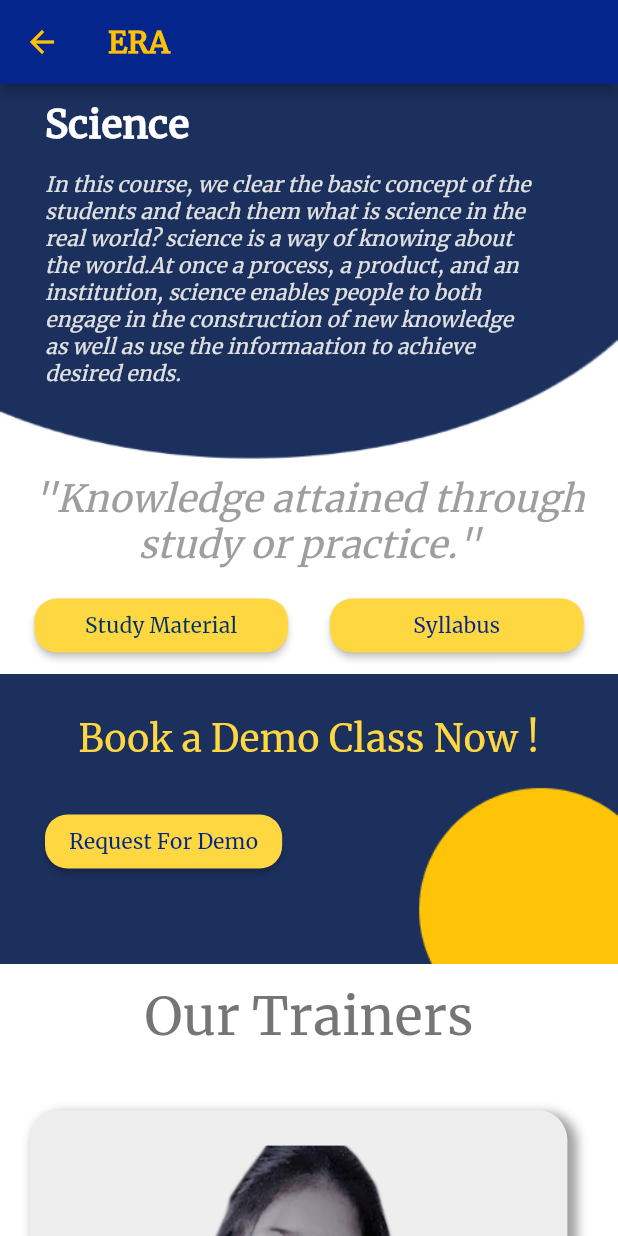
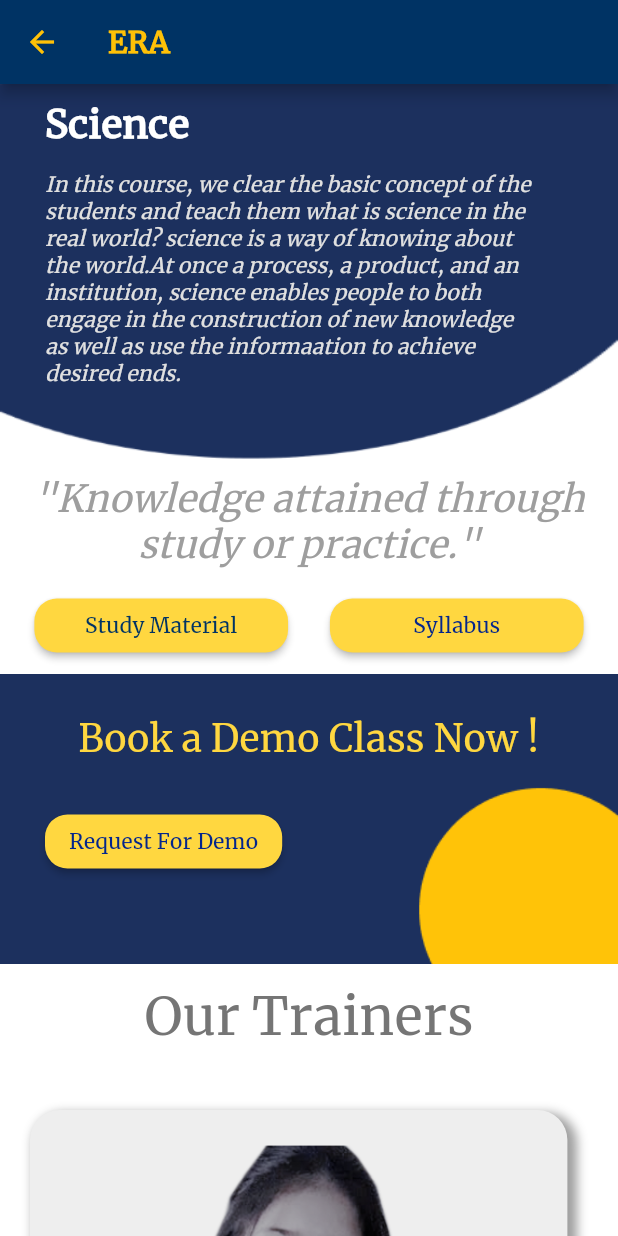
Before and after one commit to rakshit138/ERAapp, a Flutter app: the Science screen opened directly, on a phone screen of 412 x 824 dp. Run offline on Flutter 3.47's test engine with Material 2 defaults, Android fonts, the phone set to English and light mode, and no system bars; our stand-ins replace awesome_dialog, carousel_slider, chewie, cloud_firestore, firebase_auth, firebase_core and 10 more; missing offline and left inert: open_appstore, rate_my_app; accounts and stored records are empty.

Commit message:
Rakshit science appbar

```diff
--- a/lib/courses/science.dart
+++ b/lib/courses/science.dart
@@ -37,7 +37,7 @@ class _ScienceState extends State<Science> {
             ),
             onPressed: () => Navigator.pop(context),
           ),
-          backgroundColor: Color(0xff03258C),
+          backgroundColor: Color.fromRGBO(0, 51, 100, 1),
           title: Text(
             'ERA',
             style: TextStyle(
```
